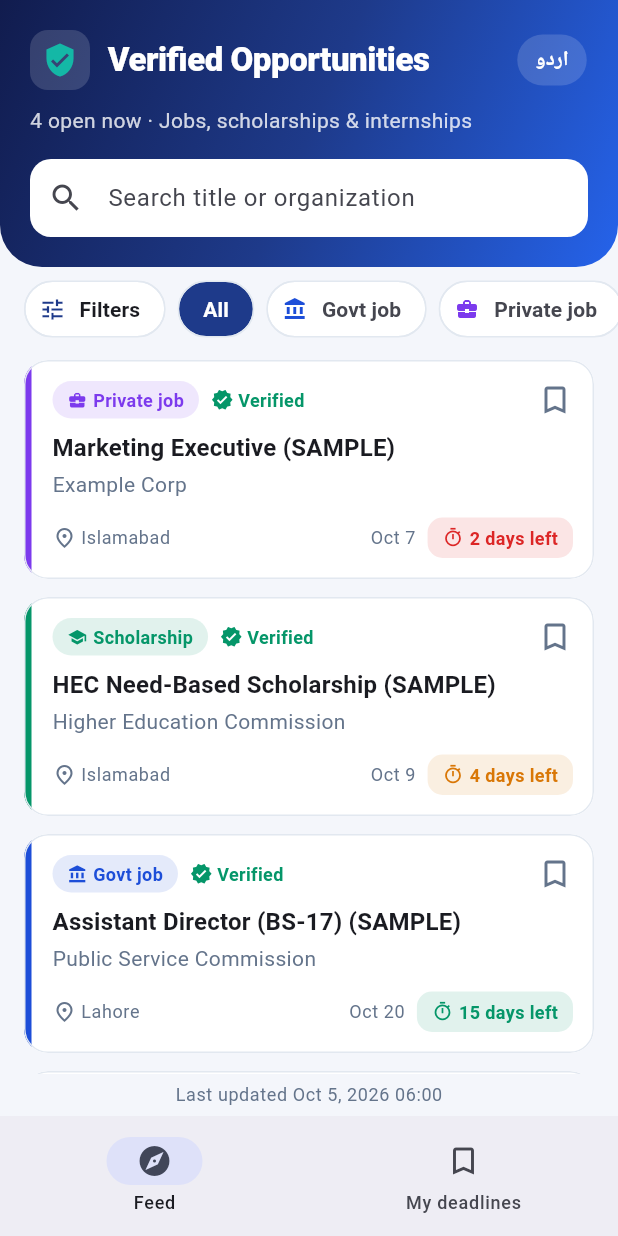
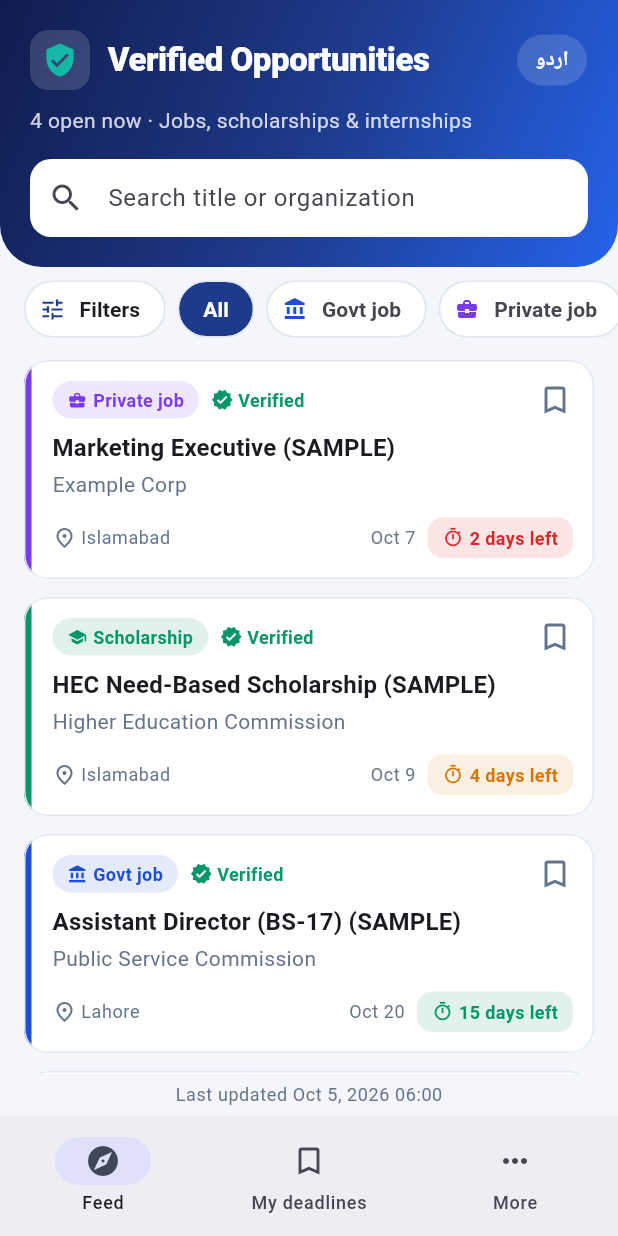
Before and after one commit to bangash40/jobs-scholarship-board, a Flutter app: the screen it shows after launch, after a tap on "اردو", after a tap on "English", on a phone screen of 412 x 824 dp. Run offline on Flutter 3.47's test engine with Material 3 defaults, Android fonts, the light colour scheme and no system bars; our stand-ins replace flutter_local_notifications, flutter_timezone, hive_flutter, timezone; accounts and stored records are empty.

Commit message:
Add More tab with language switch and scam-safety tips

```diff
--- a/lib/screens/home_shell.dart
+++ b/lib/screens/home_shell.dart
@@ -5,6 +5,7 @@ import '../services/feed_repository.dart';
 import '../services/locale_controller.dart';
 import '../services/saved_controller.dart';
 import 'feed_screen.dart';
+import 'more_screen.dart';
 import 'saved_screen.dart';
 
 /// Bottom navigation: Feed and My deadlines.
@@ -57,6 +58,7 @@ class _HomeShellState extends State<HomeShell> {
             locale: widget.locale,
           ),
           SavedScreen(repository: widget.repository, saved: widget.saved),
+          MoreScreen(locale: widget.locale),
         ],
       ),
       bottomNavigationBar: ListenableBuilder(
@@ -79,6 +81,10 @@ class _HomeShellState extends State<HomeShell> {
               selectedIcon: const Icon(Icons.bookmark),
               label: context.l10n.navMyDeadlines,
             ),
+            NavigationDestination(
+              icon: const Icon(Icons.more_horiz),
+              label: context.l10n.navMore,
+            ),
           ],
         ),
       ),
--- /dev/null
+++ b/lib/screens/more_screen.dart
@@ -0,0 +1,127 @@
+import 'package:flutter/material.dart';
+
+import '../l10n/l10n_helpers.dart';
+import '../services/locale_controller.dart';
+import '../theme/app_theme.dart';
+
+/// Language switch, scam-safety tips and about.
+class MoreScreen extends StatelessWidget {
+  const MoreScreen({super.key, required this.locale});
+
+  final LocaleController locale;
+
+  @override
+  Widget build(BuildContext context) {
+    final l = context.l10n;
+    final theme = Theme.of(context);
+    final tips = [l.safetyTip1, l.safetyTip2, l.safetyTip3, l.safetyTip4];
+    return Scaffold(
+      body: Column(
+        children: [
+          Container(
+            width: double.infinity,
+            decoration: const BoxDecoration(
+              gradient: AppColors.headerGradient,
+              borderRadius: BorderRadius.vertical(bottom: Radius.circular(28)),
+            ),
+            child: SafeArea(
+              bottom: false,
+              child: Padding(
+                padding: const EdgeInsets.fromLTRB(20, 16, 20, 22),
+                child: Text(
+                  l.navMore,
+                  style: const TextStyle(
+                    color: Colors.white,
+                    fontSize: 22,
+                    fontWeight: FontWeight.w800,
+                  ),
+                ),
+              ),
+            ),
+          ),
+          Expanded(
+            child: ListView(
+              padding: const EdgeInsets.all(16),
+              children: [
+                Card(
+                  child: ListTile(
+                    leading: const Icon(Icons.translate),
+                    title: Text(l.moreLanguage),
+                    trailing: FilledButton.tonal(
+                      style: FilledButton.styleFrom(
+                        minimumSize: const Size(0, 38),
+                      ),
+                      onPressed: locale.toggle,
+                      child: Text(l.languageToggle),
+                    ),
+                  ),
+                ),
+                const SizedBox(height: 12),
+                Card(
+                  child: Padding(
+                    padding: const EdgeInsets.all(16),
+                    child: Column(
+                      crossAxisAlignment: CrossAxisAlignment.start,
+                      children: [
+                        Row(
+                          children: [
+                            const Icon(
+                              Icons.shield_outlined,
+                              color: AppColors.verified,
+                            ),
+                            const SizedBox(width: 8),
+                            Text(
+                              l.moreSafetyTitle,
+                              style: theme.textTheme.titleMedium,
+                            ),
+                          ],
+                        ),
+                        const SizedBox(height: 10),
+                        for (final tip in tips)
+                          Padding(
+                            padding: const EdgeInsets.only(bottom: 8),
+                            child: Row(
+                              crossAxisAlignment: CrossAxisAlignment.start,
+                              children: [
+                                const Padding(
+                                  padding: EdgeInsets.only(top: 2),
+                                  child: Icon(
+                                    Icons.check_circle_outline,
+                                    size: 18,
+                                    color: AppColors.verified,
+                                  ),
+                                ),
+                                const SizedBox(width: 8),
+                                Expanded(child: Text(tip)),
+                              ],
+                            ),
+                          ),
+                      ],
+                    ),
+                  ),
+                ),
+                const SizedBox(height: 12),
+                Card(
+                  child: Padding(
+                    padding: const EdgeInsets.all(16),
+                    child: Column(
+                      crossAxisAlignment: CrossAxisAlignment.start,
+                      children: [
+                        Text(
+                          l.moreAboutTitle,
+                          style: theme.textTheme.titleMedium,
+                        ),
+                        const SizedBox(height: 8),
+                        Text(l.moreAboutBody),
+                      ],
+                    ),
+                  ),
+                ),
+              ],
+            ),
+          ),
+        ],
+      ),
+    );
+  }
+}
```
